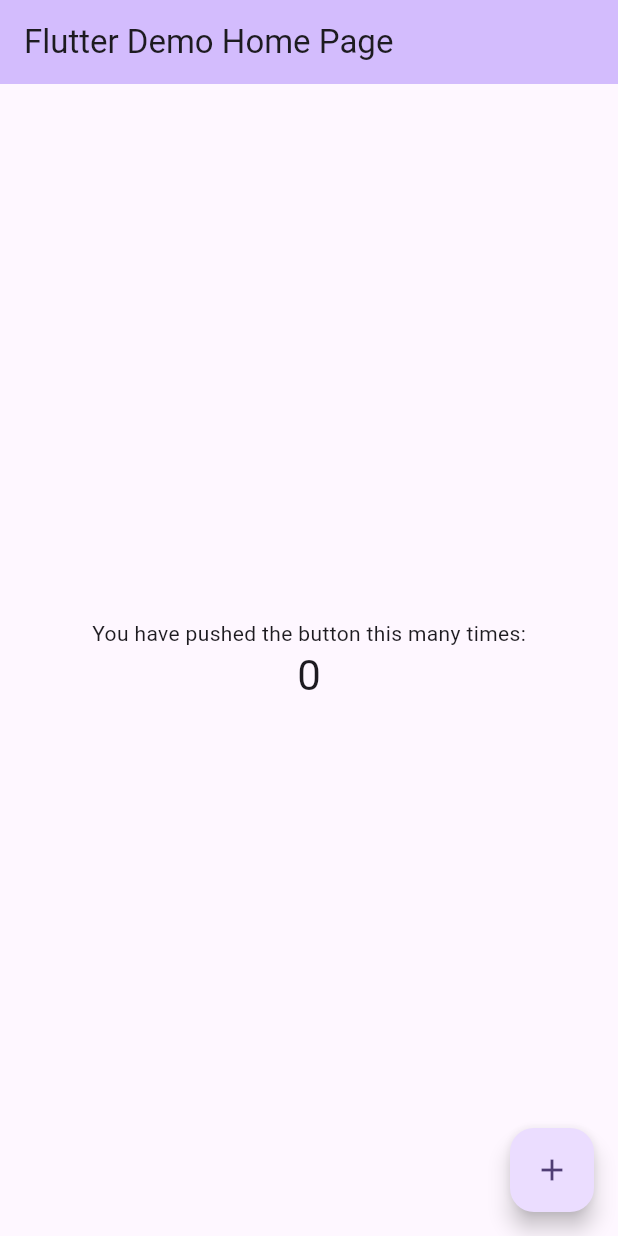
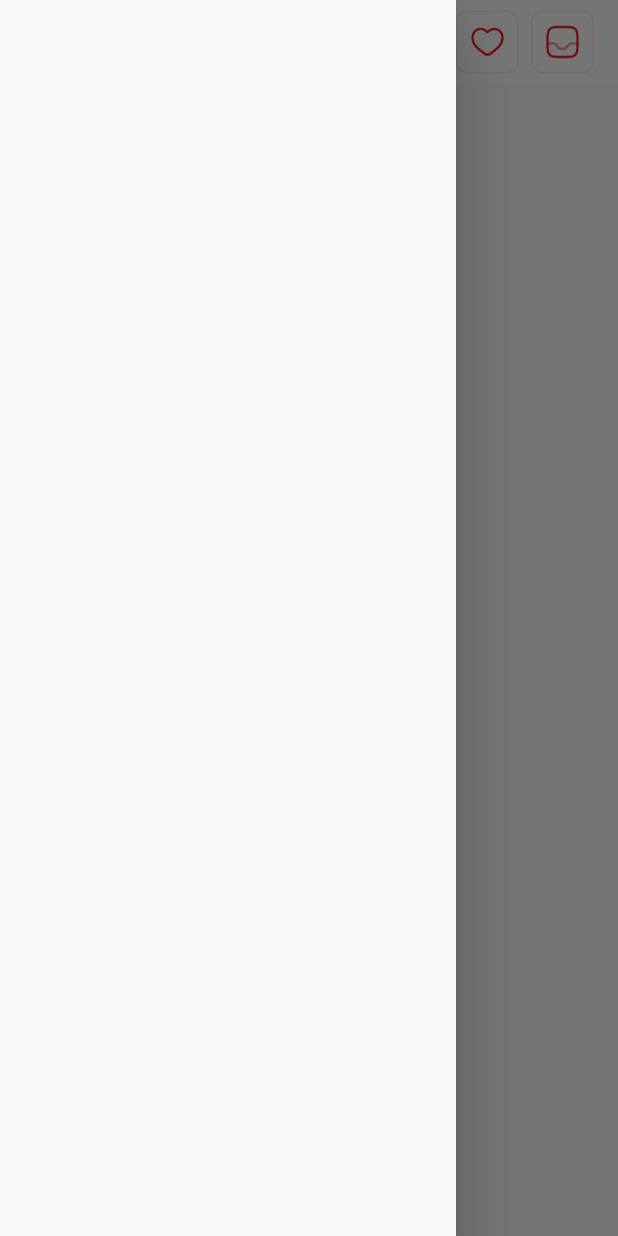
Before and after one commit to mohamed97alsaee/lati_marvel, a Flutter app: the screen it shows after launch, with the side drawer open (before the commit the screen has no drawer), on a phone screen of 412 x 824 dp. Run offline on Flutter 3.47's test engine with Material 3 defaults, Android fonts, the phone set to English and light mode, and no system bars; our stand-ins replace flutter_native_splash, shared_preferences; network calls fail.

Commit message:
parsing error task

```diff
--- /dev/null
+++ b/devtools_options.yaml
@@ -0,0 +1,3 @@
+description: This file stores settings for Dart & Flutter DevTools.
+documentation: https://docs.flutter.dev/tools/devtools/extensions#configure-extension-enablement-states
+extensions:
--- /dev/null
+++ b/lib/helpers/consts.dart
@@ -0,0 +1,3 @@
+import 'package:flutter/material.dart';
+
+Color mainColor = Color(0xffF0141E);
--- /dev/null
+++ b/lib/helpers/functions_helper.dart
@@ -0,0 +1,5 @@
+import 'package:flutter/material.dart';
+
+Size getSize(context) {
+  return MediaQuery.of(context).size;
+}
--- a/lib/main.dart
+++ b/lib/main.dart
@@ -1,125 +1,43 @@
 import 'package:flutter/material.dart';
+import 'package:flutter_native_splash/flutter_native_splash.dart';
+import 'package:lati_marvel/helpers/consts.dart';
+import 'package:lati_marvel/providers/base_provider.dart';
+import 'package:lati_marvel/providers/movies_provider.dart';
+import 'package:lati_marvel/screens/auth_screens/splash_screen.dart';
+import 'package:provider/provider.dart';
 
 void main() {
+  WidgetsBinding widgetsBinding = WidgetsFlutterBinding.ensureInitialized();
+  FlutterNativeSplash.preserve(widgetsBinding: widgetsBinding);
+  FlutterNativeSplash.remove();
   runApp(const MyApp());
 }
 
 class MyApp extends StatelessWidget {
   const MyApp({super.key});
 
-  // This widget is the root of your application.
   @override
   Widget build(BuildContext context) {
-    return MaterialApp(
-      title: 'Flutter Demo',
-      theme: ThemeData(
-        // This is the theme of your application.
-        //
-        // TRY THIS: Try running your application with "flutter run". You'll see
-        // the application has a purple toolbar. Then, without quitting the app,
-        // try changing the seedColor in the colorScheme below to Colors.green
-        // and then invoke "hot reload" (save your changes or press the "hot
-        // reload" button in a Flutter-supported IDE, or press "r" if you used
-        // the command line to start the app).
-        //
-        // Notice that the counter didn't reset back to zero; the application
-        // state is not lost during the reload. To reset the state, use hot
-        // restart instead.
-        //
-        // This works for code too, not just values: Most code changes can be
-        // tested with just a hot reload.
-        colorScheme: ColorScheme.fromSeed(seedColor: Colors.deepPurple),
-        useMaterial3: true,
-      ),
-      home: const MyHomePage(title: 'Flutter Demo Home Page'),
+    return MultiProvider(
+      providers: [
+        ChangeNotifierProvider<BaseProvider>(
+            create: (context) => BaseProvider()),
+        ChangeNotifierProvider<MoviesProvider>(
+            create: (context) => MoviesProvider())
+      ],
+      child: MaterialApp(
+          debugShowCheckedModeBanner: false,
+          title: 'Marvel',
+          theme: ThemeData(
+            colorScheme: ColorScheme.fromSeed(seedColor: mainColor),
+            useMaterial3: false,
+            appBarTheme: const AppBarTheme(
+                iconTheme: IconThemeData(color: Colors.black),
+                backgroundColor: Colors.white,
+                elevation: 0,
+                centerTitle: true),
+          ),
+          home: SplashScreen()),
     );
   }
 }
-
-class MyHomePage extends StatefulWidget {
-  const MyHomePage({super.key, required this.title});
-
-  // This widget is the home page of your application. It is stateful, meaning
-  // that it has a State object (defined below) that contains fields that affect
-  // how it looks.
-
-  // This class is the configuration for the state. It holds the values (in this
-  // case the title) provided by the parent (in this case the App widget) and
-  // used by the build method of the State. Fields in a Widget subclass are
-  // always marked "final".
-
-  final String title;
-
-  @override
-  State<MyHomePage> createState() => _MyHomePageState();
-}
-
-class _MyHomePageState extends State<MyHomePage> {
-  int _counter = 0;
-
-  void _incrementCounter() {
-    setState(() {
-      // This call to setState tells the Flutter framework that something has
-      // changed in this State, which causes it to rerun the build method below
-      // so that the display can reflect the updated values. If we changed
-      // _counter without calling setState(), then the build method would not be
-      // called again, and so nothing would appear to happen.
-      _counter++;
-    });
-  }
-
-  @override
-  Widget build(BuildContext context) {
-    // This method is rerun every time setState is called, for instance as done
-    // by the _incrementCounter method above.
-    //
-    // The Flutter framework has been optimized to make rerunning build methods
-    // fast, so that you can just rebuild anything that needs updating rather
-    // than having to individually change instances of widgets.
-    return Scaffold(
-      appBar: AppBar(
-        // TRY THIS: Try changing the color here to a specific color (to
-        // Colors.amber, perhaps?) and trigger a hot reload to see the AppBar
-        // change color while the other colors stay the same.
-        backgroundColor: Theme.of(context).colorScheme.inversePrimary,
-        // Here we take the value from the MyHomePage object that was created by
-        // the App.build method, and use it to set our appbar title.
-        title: Text(widget.title),
-      ),
-      body: Center(
-        // Center is a layout widget. It takes a single child and positions it
-        // in the middle of the parent.
-        child: Column(
-          // Column is also a layout widget. It takes a list of children and
-          // arranges them vertically. By default, it sizes itself to fit its
-          // children horizontally, and tries to be as tall as its parent.
-          //
-          // Column has various properties to control how it sizes itself and
-          // how it positions its children. Here we use mainAxisAlignment to
-          // center the children vertically; the main axis here is the vertical
-          // axis because Columns are vertical (the cross axis would be
-          // horizontal).
-          //
-          // TRY THIS: Invoke "debug painting" (choose the "Toggle Debug Paint"
-          // action in the IDE, or press "p" in the console), to see the
-          // wireframe for each widget.
-          mainAxisAlignment: MainAxisAlignment.center,
-          children: <Widget>[
-            const Text(
-              'You have pushed the button this many times:',
-            ),
-            Text(
-              '$_counter',
-              style: Theme.of(context).textTheme.headlineMedium,
-            ),
-          ],
-        ),
-      ),
-      floatingActionButton: FloatingActionButton(
-        onPressed: _incrementCounter,
-        tooltip: 'Increment',
-        child: const Icon(Icons.add),
-      ), // This trailing comma makes auto-formatting nicer for build methods.
-    );
-  }
-}
--- /dev/null
+++ b/lib/models/movie_model.dart
@@ -0,0 +1,81 @@
+
+
+import 'dart:convert';
+
+class MovieModel {
+  int id;
+  String title;
+  DateTime releaseDate;
+  String boxOffice;
+  int duration;
+  String overview;
+  String coverUrl;
+  String trailerUrl;
+  String directedBy;
+  int phase;
+  String saga;
+  int chronology;
+  int postCreditScenes;
+  String imdbId;
+  DateTime updatedAt;
+
+  MovieModel({
+    required this.id,
+    required this.title,
+    required this.releaseDate,
+    required this.boxOffice,
+    required this.duration,
+    required this.overview,
+    required this.coverUrl,
+    required this.trailerUrl,
+    required this.directedBy,
+    required this.phase,
+    required this.saga,
+    required this.chronology,
+    required this.postCreditScenes,
+    required this.imdbId,
+    required this.updatedAt,
+  });
+
+  factory MovieModel.fromRawJson(String str) =>
+      MovieModel.fromJson(json.decode(str));
+
+  String toRawJson() => json.encode(toJson());
+
+  factory MovieModel.fromJson(Map<String, dynamic> json) => MovieModel(
+        id: json["id"],
+        title: json["title"],
+        releaseDate: DateTime.parse(json["release_date"]),
+        boxOffice: json["box_office"],
+        duration: json["duration"],
+        overview: json["overview"],
+        coverUrl: json["cover_url"],
+        trailerUrl: json["trailer_url"],
+        directedBy: json["directed_by"],
+        phase: json["phase"],
+        saga: json["saga"],
+        chronology: json["chronology"],
+        postCreditScenes: json["post_credit_scenes"],
+        imdbId: json["imdb_id"],
+        updatedAt: DateTime.parse(json["updated_at"]),
+      );
+
+  Map<String, dynamic> toJson() => {
+        "id": id,
+        "title": title,
+        "release_date":
+            "${releaseDate.year.toString().padLeft(4, '0')}-${releaseDate.month.toString().padLeft(2, '0')}-${releaseDate.day.toString().padLeft(2, '0')}",
+        "box_office": boxOffice,
+        "duration": duration,
+        "overview": overview,
+        "cover_url": coverUrl,
+        "trailer_url": trailerUrl,
+        "directed_by": directedBy,
+        "phase": phase,
+        "saga": saga,
+        "chronology": chronology,
+        "post_credit_scenes": postCreditScenes,
+        "imdb_id": imdbId,
+        "updated_at": updatedAt.toIso8601String(),
+      };
+}
--- /dev/null
+++ b/lib/providers/base_provider.dart
@@ -0,0 +1,16 @@
+import '../services/api.dart';
+import 'dart:async';
+
+import 'package:flutter/material.dart';
+
+class BaseProvider with ChangeNotifier {
+  Api api = Api();
+  bool busy = false;
+
+  setBusy(bool status) {
+    Timer(Duration(milliseconds: 50), () {
+      busy = status;
+      notifyListeners();
+    });
+  }
+}
--- /dev/null
+++ b/lib/providers/movies_provider.dart
@@ -0,0 +1,26 @@
+import 'dart:convert';
+
+import 'package:lati_marvel/models/movie_model.dart';
+import 'package:lati_marvel/providers/base_provider.dart';
+
+class MoviesProvider extends BaseProvider {
+  List<MovieModel> moviesList = [];
+  // TODO Fix Error Here
+  getMovies() async {
+    setBusy(true);
+    final response =
+        await api.getRequest("https://mcuapi.herokuapp.com/api/v1/movies");
+
+    if (response.statusCode == 200) {
+      var decodedData = json.decode(response.body)['data'];
+
+      // for (var x in decodedData) {
+      //   moviesList.add(MovieModel.fromJson(x));
+      // }
+
+      moviesList = List<MovieModel>.from(
+          decodedData.map((item) => MovieModel.fromJson(item))).toList();
+    } else {}
+    setBusy(false);
+  }
+}
--- /dev/null
+++ b/lib/screens/main_screens/home_screen.dart
@@ -0,0 +1,71 @@
+import 'package:flutter/material.dart';
+import 'package:lati_marvel/helpers/consts.dart';
+import 'package:lati_marvel/helpers/functions_helper.dart';
+import 'package:lati_marvel/providers/movies_provider.dart';
+import 'package:provider/provider.dart';
+
+class HomeScreen extends StatefulWidget {
+  const HomeScreen({super.key});
+
+  @override
+  State<HomeScreen> createState() => _HomeScreenState();
+}
+
+class _HomeScreenState extends State<HomeScreen> {
+  @override
+  void initState() {
+    Provider.of<MoviesProvider>(context, listen: false).getMovies();
+    super.initState();
+  }
+
+  @override
+  Widget build(BuildContext context) {
+    return Scaffold(
+      drawer: Drawer(),
+      appBar: AppBar(
+          actions: [
+            SizedBox(width: 16),
+            CustomIconButton(
+                asset: "assets/icons/favoriteIcon.png", onTap: () {}),
+            SizedBox(width: 8),
+            CustomIconButton(asset: "assets/icons/inboxIcon.png", onTap: () {}),
+            SizedBox(width: 16),
+          ],
+          title: Image.asset(
+            "assets/marvelLogo.png",
+            width: getSize(context).width * 0.2,
+          )),
+      body: Center(
+        child: Text("Home Screen"),
+      ),
+    );
+  }
+}
+
+class CustomIconButton extends StatelessWidget {
+  const CustomIconButton({super.key, required this.asset, required this.onTap});
+  final String asset;
+  final Function onTap;
+  @override
+  Widget build(BuildContext context) {
+    return Column(
+      mainAxisAlignment: MainAxisAlignment.center,
+      children: [
+        Container(
+          decoration: BoxDecoration(
+            borderRadius: BorderRadius.circular(8),
+            border: Border.all(color: mainColor.withOpacity(0.1), width: 1),
+          ),
+          child: Padding(
+            padding: const EdgeInsets.all(8.0),
+            child: Image.asset(
+              asset,
+              width: 24,
+              height: 24,
+            ),
+          ),
+        ),
+      ],
+    );
+  }
+}
```
Also changed, not shown: flutter_native_splash.yaml (added, +149 -0 lines), lib/screens/auth_screens/splash_screen.dart (added, +38 -0 lines), lib/services/api.dart (added, +85 -0 lines), pubspec.yaml (+24 -6 lines), assets/ic_launcher.png (added), assets/ic_launcher_background.png (added), assets/ic_launcher_foreground.png (added), assets/icons/favoriteIcon.png (added), assets/icons/inboxIcon.png (added), assets/invertedLogo.png (added), assets/marvelLogo.png (added), assets/play_store_512.png (added), pubspec.lock, 77 other files.
